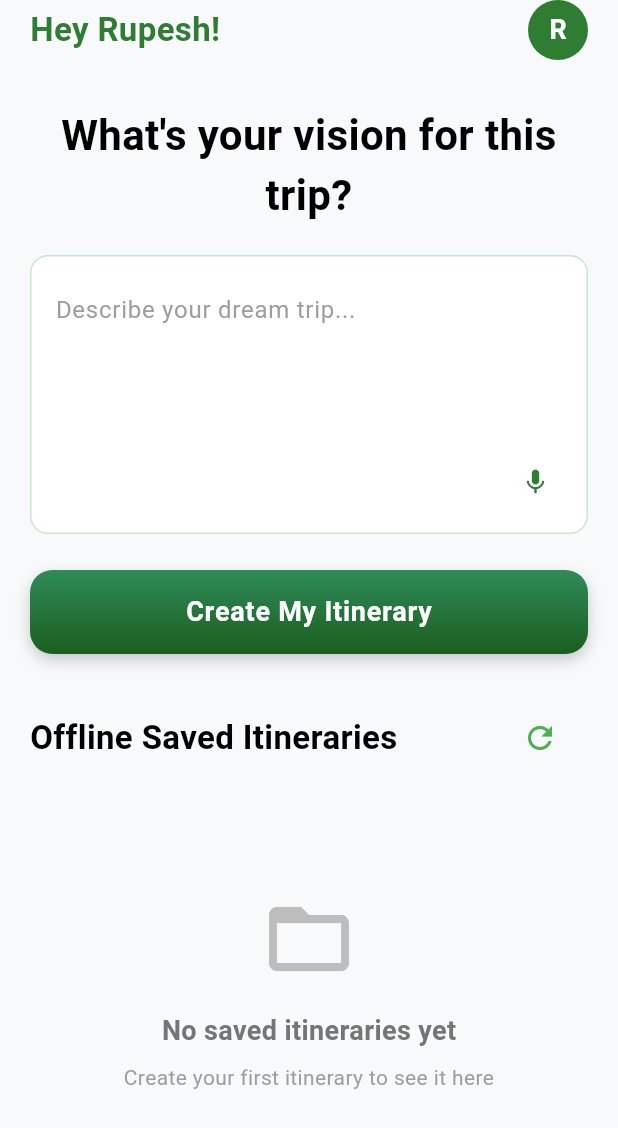
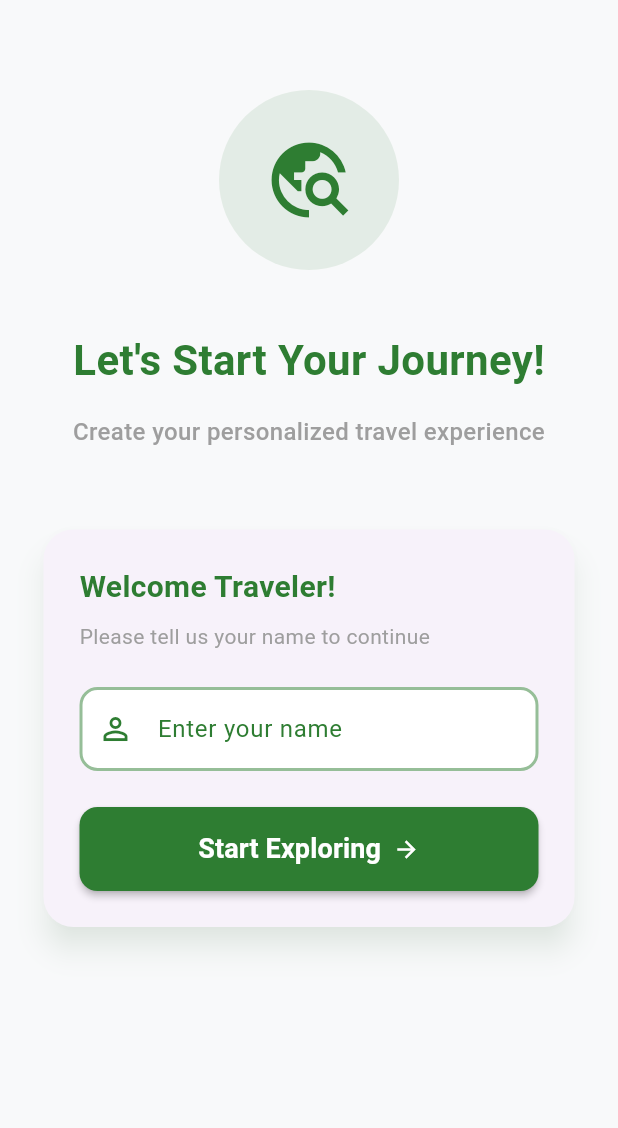
Before and after one commit to rupesh88899/smart_trip_planner_flutter, a Flutter app: the screen it shows after launch, on a phone screen of 412 x 824 dp. Shown: the top 1128 px of the screen. Run offline on Flutter 3.47's test engine with Material 3 defaults, Android fonts, the phone set to English and light mode, and no system bars; our stand-ins replace connectivity_plus, firebase_ai, firebase_core, fluttertoast, hive, hive_flutter and 3 more; accounts and stored records are empty.

Commit message:
user name page added and all the functionality also added

```diff
--- a/lib/app/app.router.dart
+++ b/lib/app/app.router.dart
@@ -1,10 +1,14 @@
-
 // ignore_for_file: no_leading_underscores_for_library_prefixes
 import 'package:flutter/material.dart' as _i5;
 import 'package:flutter/material.dart';
-import 'package:smart_trip_planner_flutter_main/ui/views/followup_itinerarie/followup_itinerarie_view.dart' as _i4;
-import 'package:smart_trip_planner_flutter_main/ui/views/home/home_view.dart' as _i2;
-import 'package:smart_trip_planner_flutter_main/ui/views/startup/startup_view.dart' as _i3;
+import 'package:smart_trip_planner_flutter_main/ui/views/followup_itinerarie/followup_itinerarie_view.dart'
+    as _i4;
+import 'package:smart_trip_planner_flutter_main/ui/views/home/home_view.dart'
+    as _i2;
+import 'package:smart_trip_planner_flutter_main/ui/views/startup/startup_view.dart'
+    as _i3;
+import 'package:smart_trip_planner_flutter_main/ui/views/user_name/user_name_view.dart'
+    as _i7;
 import 'package:stacked/stacked.dart' as _i1;
 import 'package:stacked_services/stacked_services.dart' as _i6;
 
@@ -15,10 +19,13 @@ class Routes {
 
   static const followupItinerarieView = '/followup-itinerarie-view';
 
+  static const userNameView = '/user-name-view';
+
   static const all = <String>{
     homeView,
     startupView,
     followupItinerarieView,
+    userNameView,
   };
 }
 
@@ -35,6 +42,10 @@ class StackedRouter extends _i1.RouterBase {
     _i1.RouteDef(
       Routes.followupItinerarieView,
       page: _i4.FollowupItinerarieView,
+    ),
+    _i1.RouteDef(
+      Routes.userNameView,
+      page: _i7.UserNameView,
     ),
   ];
 
@@ -58,6 +69,12 @@ class StackedRouter extends _i1.RouterBase {
       return _i5.MaterialPageRoute<dynamic>(
         builder: (context) => _i4.FollowupItinerarieView(
             key: args.key, arguments: args.arguments),
+        settings: data,
+      );
+    },
+    _i7.UserNameView: (data) {
+      return _i5.MaterialPageRoute<dynamic>(
+        builder: (context) => const _i7.UserNameView(),
         settings: data,
       );
     },
@@ -172,6 +189,20 @@ extension NavigatorStateExtension on _i6.NavigationService {
         transition: transition);
   }
 
+  Future<dynamic> replaceWithUserNameView([
+    int? routerId,
+    bool preventDuplicates = true,
+    Map<String, String>? parameters,
+    Widget Function(BuildContext, Animation<double>, Animation<double>, Widget)?
+        transition,
+  ]) async {
+    return replaceWith<dynamic>(Routes.userNameView,
+        id: routerId,
+        preventDuplicates: preventDuplicates,
+        parameters: parameters,
+        transition: transition);
+  }
+
   Future<dynamic> replaceWithFollowupItinerarieView({
     _i5.Key? key,
     Map<String, dynamic>? arguments,
--- a/lib/main.dart
+++ b/lib/main.dart
@@ -1,7 +1,6 @@
 import 'package:flutter/material.dart';
 import 'package:firebase_core/firebase_core.dart';
 import 'package:hive_flutter/hive_flutter.dart';
-import 'package:flutter/foundation.dart';
 import 'package:smart_trip_planner_flutter_main/app/app.bottomsheets.dart';
 import 'package:smart_trip_planner_flutter_main/app/app.dialogs.dart';
 import 'package:smart_trip_planner_flutter_main/app/app.locator.dart';
--- a/lib/ui/views/home/home_view.dart
+++ b/lib/ui/views/home/home_view.dart
@@ -25,9 +25,9 @@ class HomeView extends StackedView<HomeViewModel> {
                 Row(
                   mainAxisAlignment: MainAxisAlignment.spaceBetween,
                   children: [
-                    const Text(
-                      'Hey Rupesh!',
-                      style: TextStyle(
+                    Text(
+                      'Hey ${viewModel.userName}!',
+                      style: const TextStyle(
                         fontSize: 22,
                         fontWeight: FontWeight.w600,
                         color: Color(0xFF2E7D32),
--- a/lib/ui/views/home/home_viewmodel.dart
+++ b/lib/ui/views/home/home_viewmodel.dart
@@ -1,5 +1,6 @@
 import 'package:flutter/material.dart';
 import 'package:fluttertoast/fluttertoast.dart';
+import 'package:hive/hive.dart';
 import 'package:smart_trip_planner_flutter_main/app/app.locator.dart';
 import 'package:smart_trip_planner_flutter_main/data/models/chat_message.dart';
 import 'package:smart_trip_planner_flutter_main/data/models/saved_conversation.dart';
@@ -24,9 +25,13 @@ class HomeViewModel extends BaseViewModel {
   bool _hasNetworkConnection = true;
   bool get hasNetworkConnection => _hasNetworkConnection;
 
+  String _userName = '';
+  String get userName => _userName;
+
   HomeViewModel() {
     _loadSavedConversations();
     _checkNetworkConnection();
+    _loadUserName();
   }
 
   Future<void> _checkNetworkConnection() async {
@@ -152,6 +157,13 @@ class HomeViewModel extends BaseViewModel {
   }
 
   @override
+  Future<void> _loadUserName() async {
+    final box = await Hive.openBox('userPrefs');
+    _userName = box.get('userName', defaultValue: '');
+    notifyListeners();
+  }
+
+  @override
   void dispose() {
     tripDescriptionController.dispose();
     super.dispose();
--- a/lib/ui/views/startup/startup_viewmodel.dart
+++ b/lib/ui/views/startup/startup_viewmodel.dart
@@ -1,3 +1,4 @@
+import 'package:hive/hive.dart';
 import 'package:smart_trip_planner_flutter_main/app/app.locator.dart';
 import 'package:smart_trip_planner_flutter_main/app/app.router.dart';
 import 'package:stacked/stacked.dart';
@@ -10,9 +11,14 @@ class StartupViewModel extends BaseViewModel {
   Future runStartupLogic() async {
     await Future.delayed(const Duration(seconds: 3));
 
-    // This is where you can make decisions on where your app should navigate when
-    // you have custom startup logic
+    // Check if user name is saved
+    final box = await Hive.openBox('userPrefs');
+    final userName = box.get('userName');
 
-    _navigationService.replaceWithHomeView();
+    if (userName != null) {
+      _navigationService.replaceWithHomeView();
+    } else {
+      _navigationService.replaceWithUserNameView();
+    }
   }
 }
--- /dev/null
+++ b/lib/ui/views/user_name/user_name_view.dart
@@ -0,0 +1,179 @@
+import 'package:flutter/material.dart';
+import 'package:stacked/stacked.dart';
+import 'user_name_viewmodel.dart';
+
+class UserNameView extends StackedView<UserNameViewModel> {
+  const UserNameView({super.key});
+
+  @override
+  Widget builder(
+    BuildContext context,
+    UserNameViewModel viewModel,
+    Widget? child,
+  ) {
+    return Scaffold(
+      backgroundColor: const Color(0xFFF8F9FA),
+      body: SafeArea(
+        child: SingleChildScrollView(
+          child: Padding(
+            padding: const EdgeInsets.symmetric(horizontal: 25.0),
+            child: Column(
+              crossAxisAlignment: CrossAxisAlignment.start,
+              children: [
+                const SizedBox(height: 60),
+                Center(
+                  child: Container(
+                    width: 120,
+                    height: 120,
+                    decoration: BoxDecoration(
+                      color: const Color(0xFF2E7D32).withOpacity(0.1),
+                      shape: BoxShape.circle,
+                    ),
+                    child: const Icon(
+                      Icons.travel_explore,
+                      size: 60,
+                      color: Color(0xFF2E7D32),
+                    ),
+                  ),
+                ),
+                const SizedBox(height: 40),
+                const Center(
+                  child: Text(
+                    'Let\'s Start Your Journey!',
+                    style: TextStyle(
+                      fontSize: 28,
+                      fontWeight: FontWeight.bold,
+                      color: Color(0xFF2E7D32),
+                    ),
+                  ),
+                ),
+                const SizedBox(height: 16),
+                const Center(
+                  child: Text(
+                    'Create your personalized travel experience',
+                    textAlign: TextAlign.center,
+                    style: TextStyle(
+                      fontSize: 16,
+                      color: Colors.grey,
+                      fontWeight: FontWeight.w500,
+                    ),
+                  ),
+                ),
+                const SizedBox(height: 50),
+                Card(
+                  elevation: 8,
+                  shadowColor: const Color(0xFF2E7D32).withOpacity(0.2),
+                  shape: RoundedRectangleBorder(
+                    borderRadius: BorderRadius.circular(20),
+                  ),
+                  child: Padding(
+                    padding: const EdgeInsets.all(24.0),
+                    child: Column(
+                      crossAxisAlignment: CrossAxisAlignment.start,
+                      children: [
+                        const Text(
+                          'Welcome Traveler!',
+                          style: TextStyle(
+                            fontSize: 20,
+                            fontWeight: FontWeight.bold,
+                            color: Color(0xFF2E7D32),
+                          ),
+                        ),
+                        const SizedBox(height: 8),
+                        const Text(
+                          'Please tell us your name to continue',
+                          style: TextStyle(
+                            fontSize: 14,
+                            color: Colors.grey,
+                          ),
+                        ),
+                        const SizedBox(height: 24),
+                        TextField(
+                          controller: viewModel.nameController,
+                          decoration: InputDecoration(
+                            labelText: 'Enter your name',
+                            hintText: 'e.g., John Doe',
+                            prefixIcon: const Icon(
+                              Icons.person_outline,
+                              color: Color(0xFF2E7D32),
+                            ),
+                            labelStyle: const TextStyle(
+                              color: Color(0xFF2E7D32),
+                            ),
+                            hintStyle: const TextStyle(
+                              color: Colors.grey,
+                            ),
+                            border: OutlineInputBorder(
+                              borderRadius: BorderRadius.circular(12),
+                              borderSide: const BorderSide(
+                                color: Color(0xFF2E7D32),
+                                width: 2,
+                              ),
+                            ),
+                            focusedBorder: OutlineInputBorder(
+                              borderRadius: BorderRadius.circular(12),
+                              borderSide: const BorderSide(
+                                color: Color(0xFF2E7D32),
+                                width: 2,
+                              ),
+                            ),
+                            enabledBorder: OutlineInputBorder(
+                              borderRadius: BorderRadius.circular(12),
+                              borderSide: BorderSide(
+                                color: const Color(0xFF2E7D32).withOpacity(0.5),
+                                width: 2,
+                              ),
+                            ),
+                            fillColor: Colors.white,
+                            filled: true,
+                          ),
+                        ),
+                        const SizedBox(height: 24),
+                        SizedBox(
+                          width: double.infinity,
+                          height: 56,
+                          child: ElevatedButton(
+                            onPressed: viewModel.saveName,
+                            style: ElevatedButton.styleFrom(
+                              backgroundColor: const Color(0xFF2E7D32),
+                              shape: RoundedRectangleBorder(
+                                borderRadius: BorderRadius.circular(12),
+                              ),
+                              elevation: 2,
+                            ),
+                            child: const Row(
+                              mainAxisAlignment: MainAxisAlignment.center,
+                              children: [
+                                Text(
+                                  'Start Exploring',
+                                  style: TextStyle(
+                                    fontSize: 18,
+                                    fontWeight: FontWeight.bold,
+                                    color: Colors.white,
+                                  ),
+                                ),
+                                SizedBox(width: 8),
+                                Icon(
+                                  Icons.arrow_forward,
+                                  color: Colors.white,
+                                ),
+                              ],
+                            ),
+                          ),
+                        ),
+                      ],
+                    ),
+                  ),
+                ),
+              ],
+            ),
+          ),
+        ),
+      ),
+    );
+  }
+
+  @override
+  UserNameViewModel viewModelBuilder(BuildContext context) =>
+      UserNameViewModel();
+}
--- /dev/null
+++ b/lib/ui/views/user_name/user_name_viewmodel.dart
@@ -0,0 +1,29 @@
+import 'package:flutter/material.dart';
+import 'package:hive/hive.dart';
+import 'package:smart_trip_planner_flutter_main/app/app.locator.dart';
+import 'package:smart_trip_planner_flutter_main/app/app.router.dart';
+import 'package:stacked/stacked.dart';
+import 'package:stacked_services/stacked_services.dart';
+
+class UserNameViewModel extends BaseViewModel {
+  final _navigationService = locator<NavigationService>();
+  final nameController = TextEditingController();
+
+  Future<void> saveName() async {
+    final name = nameController.text.trim();
+    if (name.isEmpty) return;
+
+    // Save to Hive
+    final box = await Hive.openBox('userPrefs');
+    await box.put('userName', name);
+
+    // Navigate to home
+    _navigationService.replaceWithHomeView();
+  }
+
+  @override
+  void dispose() {
+    nameController.dispose();
+    super.dispose();
+  }
+}
```
